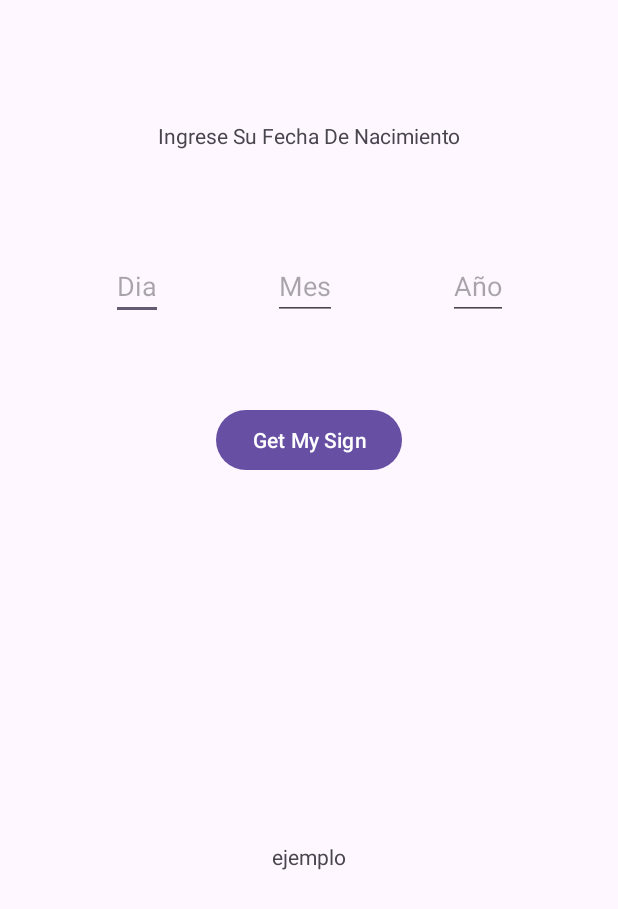
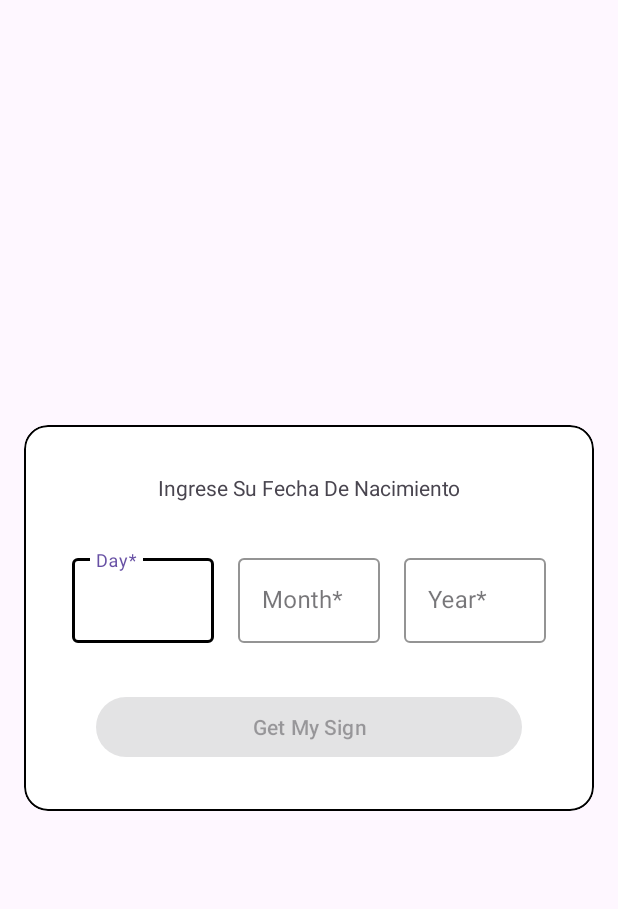
Before and after one commit to alvarocotes/zodiacal, an Android app: the layout activity_get_my_sign.xml on its own in the app's theme, with its tools: preview values and no code run, on a phone screen of 412 x 824 dp. Shown: the top 909 px of the screen. Run offline under Robolectric (Android 15) with nearby library versions, the phone set to English and light mode, and no system bars.

Commit message:
Feature: merge manual

```diff
--- a/app/src/main/AndroidManifest.xml
+++ b/app/src/main/AndroidManifest.xml
@@ -13,7 +13,7 @@
         android:theme="@style/Theme.Zodiacal_sign"
         tools:targetApi="31">
         <activity
-            android:name=".view.getMySign.getMySignActivity"
+            android:name=".view.getMySign.GetMySignActivity"
             android:exported="false" />
         <activity
             android:name=".view.menu.MenuActivity"
--- /dev/null
+++ b/app/src/main/java/com/example/zodiacal_sign/view/getMySign/GetMySignActivity.kt
@@ -0,0 +1,76 @@
+package com.example.zodiacal_sign.view.getMySign
+
+import android.os.Bundle
+import android.view.View
+import androidx.appcompat.app.AppCompatActivity
+import androidx.core.widget.doAfterTextChanged
+
+import com.example.zodiacal_sign.databinding.ActivityGetMySignBinding
+
+class GetMySignActivity : AppCompatActivity() {
+    private lateinit var binding: ActivityGetMySignBinding
+
+    private var day: String = ""
+    private var month: String = ""
+    private var year: String = ""
+
+    override fun onCreate(savedInstanceState: Bundle?) {
+        super.onCreate(savedInstanceState)
+
+        binding = ActivityGetMySignBinding.inflate(layoutInflater)
+        setContentView(binding.root)
+
+        initListeners()
+    }
+
+    private fun activeButton() {
+        binding.btnGetSign.isEnabled = day.isNotEmpty() && month.isNotEmpty() && year.isNotEmpty()
+    }
+
+    private fun initListeners() {
+        binding.btnGetSign.setOnClickListener {
+            binding.txtResult.text =
+                getSign(binding.edtDay.text.toString().toInt(), binding.edtMonth.text.toString().toInt())
+            binding.txtResult.visibility = View.VISIBLE
+        }
+        binding.edtDay.doAfterTextChanged {
+            day = binding.edtDay.text?.trim().toString()
+            activeButton()
+        }
+        binding.edtMonth.doAfterTextChanged {
+            month = binding.edtMonth.text?.trim().toString()
+            activeButton()
+        }
+        binding.edtYear.doAfterTextChanged {
+            year = binding.edtYear.text?.trim().toString()
+            activeButton()
+        }
+    }
+
+    private fun getSign(day: Int, month: Int): String {
+        if ((month == 1 && day <= 20) || (month == 12 && day > 21)) return "Eres capricornio"
+        if (month == 1 && day > 20) return "Eres acuario"
+        if (month == 2 && day <= 18) return "Eres acuario"
+        if (month == 2 && day > 18) return "Eres piscis"
+        if (month == 3 && day <= 20) return "Eres piscis"
+        if (month == 3 && day > 20) return "Eres aries"
+        if (month == 4 && day <= 19) return "Eres aries"
+        if (month == 4 && day > 19) return "Eres tauro"
+        if (month == 5 && day <= 20) return "Eres tauro"
+        if (month == 5 && day > 20) return "Eres geminis"
+        if (month == 6 && day <= 20) return "Eres geminis"
+        if (month == 6 && day > 20) return "Eres cancer"
+        if (month == 7 && day <= 22) return "Eres cancer"
+        if (month == 7 && day > 22) return "Eres leo"
+        if (month == 8 && day <= 22) return "Eres leo"
+        if (month == 8 && day > 22) return "Eres virgo"
+        if (month == 9 && day <= 22) return "Eres virgo"
+        if (month == 9 && day > 22) return "Eres libra"
+        if (month == 10 && day <= 22) return "Eres libra"
+        if (month == 10 && day > 22) return "Eres escorpio"
+        if (month == 11 && day <= 21) return "Eres escorpio"
+        if (month == 11 && day > 21) return "Eres sagitario"
+        if (month == 12 && day <= 21) return "Eres sagitario"
+        return "Fecha no válida"
+    }
+}
--- a/app/src/main/java/com/example/zodiacal_sign/view/getMySign/getMySignActivity.kt
+++ /dev/null
@@ -1,21 +0,0 @@
-package com.example.zodiacal_sign.view.getMySign
-
-import android.annotation.SuppressLint
-import android.os.Bundle
-import android.util.Log
-import android.widget.Button
-import android.widget.EditText
-import android.widget.TextView
-import androidx.activity.enableEdgeToEdge
-import androidx.appcompat.app.AppCompatActivity
-import androidx.core.view.ViewCompat
-import androidx.core.view.WindowInsetsCompat
-import com.example.zodiacal_sign.R
-
-class getMySignActivity : AppCompatActivity() {
-    override fun onCreate(savedInstanceState: Bundle?) {
-        super.onCreate(savedInstanceState)
-        enableEdgeToEdge()
-        setContentView(R.layout.activity_get_my_sign)
-    }
-}
--- a/app/src/main/java/com/example/zodiacal_sign/view/menu/MenuActivity.kt
+++ b/app/src/main/java/com/example/zodiacal_sign/view/menu/MenuActivity.kt
@@ -1,13 +1,15 @@
 package com.example.zodiacal_sign.view.menu
 
+import android.content.Intent
 import android.os.Bundle
 import androidx.activity.enableEdgeToEdge
 import androidx.appcompat.app.AppCompatActivity
 import com.example.zodiacal_sign.databinding.ActivityMenuBinding
+import com.example.zodiacal_sign.view.getMySign.GetMySignActivity
 
 class MenuActivity : AppCompatActivity() {
+    private lateinit var binding: ActivityMenuBinding
 
-    private lateinit var binding: ActivityMenuBinding
     override fun onCreate(savedInstanceState: Bundle?) {
         super.onCreate(savedInstanceState)
         enableEdgeToEdge()
@@ -15,14 +17,16 @@ class MenuActivity : AppCompatActivity() {
         setContentView(binding.root)
 
         val name = intent.extras?.getString("Name")
+        val saludo = "Hello $name, Como te puedo ayudar hoy"
+        binding.txtGreeting.text = saludo
+        initListeners()
 
-        val saludo = "Hello $name, Como te puedo ayudar hoy"
+    }
 
-
-
-        binding.txtGreeting.text = saludo
-
-
-
+    private fun initListeners() {
+        binding.btnGetMySign.setOnClickListener {
+            startActivity(Intent(this, GetMySignActivity::class.java))
         }
     }
+
+}
--- a/app/src/main/res/layout/activity_get_my_sign.xml
+++ b/app/src/main/res/layout/activity_get_my_sign.xml
@@ -5,83 +5,127 @@
     android:id="@+id/main"
     android:layout_width="match_parent"
     android:layout_height="match_parent"
-    tools:context=".view.getMySign.getMySignActivity">
+    tools:context=".view.getMySign.GetMySignActivity">
 
-    <TextView
-        android:id="@+id/text"
-        android:layout_width="wrap_content"
+    <com.google.android.material.card.MaterialCardView
+        android:layout_width="0dp"
         android:layout_height="wrap_content"
-        android:text="Ingrese Su Fecha De Nacimiento"
-        app:layout_constraintTop_toTopOf="parent"
-        app:layout_constraintStart_toStartOf="parent"
-        app:layout_constraintEnd_toEndOf="parent"
-        app:layout_constraintBottom_toBottomOf="parent"
-        app:layout_constraintVertical_bias="0.1"
-
-        />
-
-    <EditText
-        android:id="@+id/dia"
-        android:layout_width="wrap_content"
-        android:layout_height="wrap_content"
-        android:hint="Dia"
-        app:layout_constraintTop_toBottomOf="@+id/text"
-        app:layout_constraintStart_toStartOf="parent"
-        app:layout_constraintEnd_toStartOf="@+id/mes"
-        app:layout_constraintBottom_toBottomOf="parent"
-        app:layout_constraintVertical_bias="0.1"
-
-
-        />
-
-    <EditText
-        android:id="@+id/mes"
-        android:layout_width="wrap_content"
-        android:layout_height="wrap_content"
-        android:hint="Mes"
-        app:layout_constraintStart_toEndOf="@+id/dia"
-        app:layout_constraintTop_toBottomOf="@+id/text"
-        app:layout_constraintBottom_toBottomOf="parent"
-        app:layout_constraintEnd_toStartOf="@+id/año"
-        app:layout_constraintVertical_bias="0.1"
-
-        />
-
-    <EditText
-        android:id="@+id/año"
-        android:layout_width="wrap_content"
-        android:layout_height="wrap_content"
-        android:hint="Año"
-        app:layout_constraintStart_toEndOf="@+id/mes"
-        app:layout_constraintTop_toBottomOf="@+id/text"
-        app:layout_constraintBottom_toBottomOf="parent"
-        app:layout_constraintEnd_toEndOf="parent"
-        app:layout_constraintVertical_bias="0.1"
-
-        />
-
-    <Button
-        android:id="@+id/obtener"
-        android:layout_width="wrap_content"
-        android:layout_height="wrap_content"
-        android:text="Get My Sign"
-        app:layout_constraintTop_toBottomOf="@+id/mes"
-        app:layout_constraintStart_toStartOf="parent"
-        app:layout_constraintEnd_toEndOf="parent"
-        app:layout_constraintBottom_toBottomOf="parent"
-        app:layout_constraintVertical_bias="0.1"
-        />
-
-    <TextView
-        android:id="@+id/resultado"
-        android:layout_width="wrap_content"
-        android:layout_height="wrap_content"
-        tools:text="ejemplo"
+        android:layout_marginStart="16dp"
+        android:layout_marginEnd="16dp"
+        android:elevation="8dp"
+        app:cardBackgroundColor="@color/white"
+        app:cardCornerRadius="16dp"
         app:layout_constraintBottom_toBottomOf="parent"
         app:layout_constraintEnd_toEndOf="parent"
         app:layout_constraintStart_toStartOf="parent"
-        app:layout_constraintTop_toBottomOf="@+id/obtener" />
+        app:layout_constraintTop_toTopOf="parent"
+        app:strokeColor="@color/black"
+        app:strokeWidth="1dp">
 
+        <androidx.constraintlayout.widget.ConstraintLayout
+            android:layout_width="match_parent"
+            android:padding="32dp"
+            android:layout_height="match_parent">
 
+            <com.google.android.material.textview.MaterialTextView
+                android:id="@+id/txt_msg_input_your_birth"
+                android:layout_width="0dp"
+                android:layout_height="wrap_content"
+                android:text="@string/txt_input_your_birth_day"
+                android:textAlignment="center"
+                app:layout_constraintEnd_toEndOf="parent"
+                app:layout_constraintStart_toStartOf="parent"
+                app:layout_constraintTop_toTopOf="parent" />
+
+            <com.google.android.material.textfield.TextInputLayout
+                android:id="@+id/inp_lyt_day"
+                style="@style/Widget.MaterialComponents.TextInputLayout.OutlinedBox"
+                android:layout_width="0dp"
+                android:layout_height="wrap_content"
+                android:layout_marginTop="32dp"
+                android:layout_marginEnd="16dp"
+                app:boxStrokeColor="@color/black"
+                app:layout_constraintEnd_toStartOf="@id/inp_lyt_month"
+                app:layout_constraintStart_toStartOf="@+id/txt_msg_input_your_birth"
+                app:layout_constraintTop_toBottomOf="@+id/txt_msg_input_your_birth">
+
+                <com.google.android.material.textfield.TextInputEditText
+                    android:id="@+id/edt_day"
+                    android:inputType="number"
+                    android:layout_width="match_parent"
+                    android:layout_height="wrap_content"
+                    android:hint="@string/txt_hint_day" />
+
+            </com.google.android.material.textfield.TextInputLayout>
+
+            <com.google.android.material.textfield.TextInputLayout
+                android:id="@+id/inp_lyt_month"
+                style="@style/Widget.MaterialComponents.TextInputLayout.OutlinedBox"
+                android:layout_width="0dp"
+                android:layout_height="wrap_content"
+                android:layout_marginEnd="16dp"
+                app:boxStrokeColor="@color/black"
+                app:layout_constraintBottom_toBottomOf="@+id/inp_lyt_day"
+                app:layout_constraintEnd_toStartOf="@+id/inp_lyt_year"
+                app:layout_constraintStart_toEndOf="@+id/inp_lyt_day"
+                app:layout_constraintTop_toTopOf="@+id/inp_lyt_day">
+
+                <com.google.android.material.textfield.TextInputEditText
+                    android:id="@+id/edt_month"
+                    android:inputType="number"
+                    android:layout_width="match_parent"
+                    android:layout_height="wrap_content"
+                    android:hint="@string/txt_hint_month" />
+
+            </com.google.android.material.textfield.TextInputLayout>
+
+            <com.google.android.material.textfield.TextInputLayout
+                android:id="@+id/inp_lyt_year"
+                style="@style/Widget.MaterialComponents.TextInputLayout.OutlinedBox"
+                android:layout_width="0dp"
+                android:layout_height="wrap_content"
+                app:boxStrokeColor="@color/black"
+                app:layout_constraintBottom_toBottomOf="@+id/inp_lyt_day"
+                app:layout_constraintEnd_toEndOf="@+id/txt_msg_input_your_birth"
+                app:layout_constraintStart_toEndOf="@+id/inp_lyt_month"
+                app:layout_constraintTop_toTopOf="@+id/inp_lyt_day">
+
+                <com.google.android.material.textfield.TextInputEditText
+                    android:id="@+id/edt_year"
+                    android:inputType="number"
+                    android:layout_width="match_parent"
+                    android:layout_height="wrap_content"
+                    android:hint="@string/txt_hint_year" />
+
+            </com.google.android.material.textfield.TextInputLayout>
+
+            <com.google.android.material.button.MaterialButton
+                android:id="@+id/btn_get_sign"
+                android:layout_width="0dp"
+                android:layout_height="wrap_content"
+                android:layout_marginStart="16dp"
+                android:layout_marginTop="32dp"
+                android:layout_marginEnd="16dp"
+                android:enabled="false"
+                android:text="@string/txt_btn_get_my_sign"
+                app:layout_constraintEnd_toEndOf="@+id/txt_msg_input_your_birth"
+                app:layout_constraintStart_toStartOf="@+id/txt_msg_input_your_birth"
+                app:layout_constraintTop_toBottomOf="@+id/inp_lyt_day" />
+
+            <com.google.android.material.textview.MaterialTextView
+                android:id="@+id/txt_result"
+                android:layout_width="0dp"
+                android:layout_height="wrap_content"
+                android:layout_marginTop="32dp"
+                android:visibility="gone"
+                app:layout_constraintBottom_toBottomOf="parent"
+                app:layout_constraintEnd_toEndOf="@+id/txt_msg_input_your_birth"
+                app:layout_constraintStart_toStartOf="@+id/txt_msg_input_your_birth"
+                app:layout_constraintTop_toBottomOf="@+id/btn_get_sign"
+                tools:text="ejemplo" />
+
+        </androidx.constraintlayout.widget.ConstraintLayout>
+
+    </com.google.android.material.card.MaterialCardView>
 
 </androidx.constraintlayout.widget.ConstraintLayout>
--- a/app/src/main/res/values/strings.xml
+++ b/app/src/main/res/values/strings.xml
@@ -1,3 +1,8 @@
 <resources>
     <string name="app_name">Zodiacal_sign</string>
+    <string name="txt_btn_get_my_sign">Get My Sign</string>
+    <string name="txt_hint_month">Month*</string>
+    <string name="txt_hint_day">Day*</string>
+    <string name="txt_hint_year">Year*</string>
+    <string name="txt_input_your_birth_day">Ingrese Su Fecha De Nacimiento</string>
 </resources>
```
